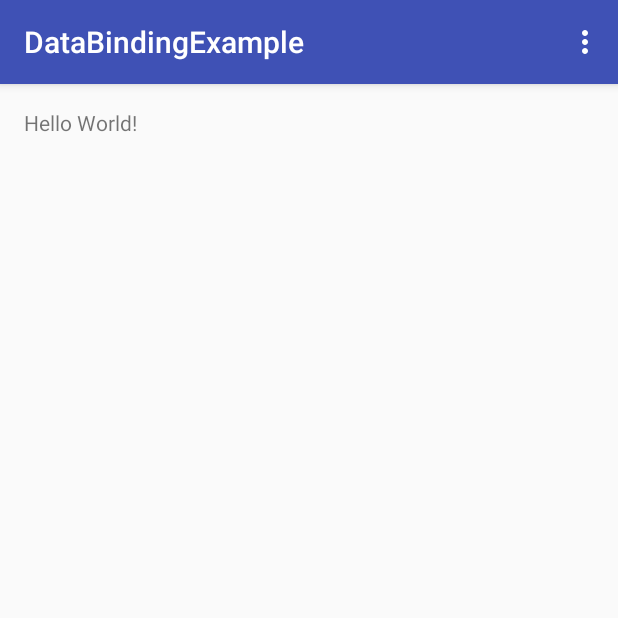
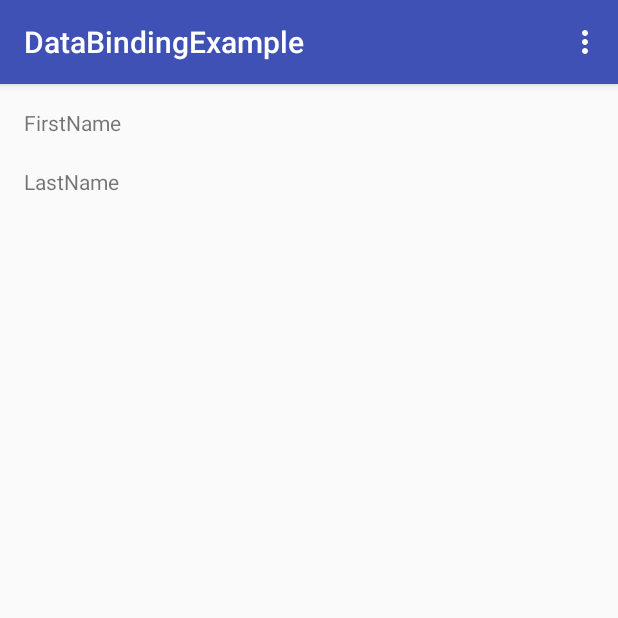
Before and after one commit to Ks89/AndroidDataBinding_Example, an Android app: the screen it shows after launch (MainActivity), on a phone screen of 412 x 824 dp, the top half of it. Run offline under Robolectric (Android 15) with nearby library versions, the phone set to English and light mode, and no system bars; our stand-ins replace data binding; 4 statements that could not run were skipped.

Commit message:
first impl of a simple example based on google documentation

```diff
--- a/app/build.gradle
+++ b/app/build.gradle
@@ -27,6 +27,8 @@ task wrapper(type: Wrapper) {
 dependencies {
     compile fileTree(dir: 'libs', include: ['*.jar'])
     testCompile 'junit:junit:4.12'
+    provided "org.projectlombok:lombok:1.16.6"
+    compile 'com.jakewharton:butterknife:7.0.1'
     compile 'com.android.support:appcompat-v7:23.0.1'
     compile 'com.android.support:design:23.0.1'
 }
--- /dev/null
+++ b/app/src/main/java/it/stefanocappa/databindingexample/Handlers.java
@@ -0,0 +1,18 @@
+package it.stefanocappa.databindingexample;
+
+import android.util.Log;
+import android.view.View;
+
+/**
+ * Created by Stefano Cappa on 24/09/15.
+ */
+public class Handlers {
+
+    public void onClickFirstName(View view) {
+        Log.d("TAG", "FirstName Clicked");
+    }
+
+    public void onClickLastName(View view) {
+        Log.d("TAG", "LastName Clicked");
+    }
+}
--- a/app/src/main/java/it/stefanocappa/databindingexample/MainActivityFragment.java
+++ b/app/src/main/java/it/stefanocappa/databindingexample/MainActivityFragment.java
@@ -1,10 +1,13 @@
 package it.stefanocappa.databindingexample;
 
+import android.databinding.DataBindingUtil;
 import android.support.v4.app.Fragment;
 import android.os.Bundle;
 import android.view.LayoutInflater;
 import android.view.View;
 import android.view.ViewGroup;
+
+import it.stefanocappa.databindingexample.databinding.FragmentMainBinding;
 
 /**
  * A placeholder fragment containing a simple view.
@@ -17,6 +20,16 @@ public class MainActivityFragment extends Fragment {
     @Override
     public View onCreateView(LayoutInflater inflater, ViewGroup container,
                              Bundle savedInstanceState) {
-        return inflater.inflate(R.layout.fragment_main, container, false);
+        View view = inflater.inflate(R.layout.fragment_main, container, false);
+
+        //FragmentMainBinding is the layout name without "-" and in Pascal Style. F....M... with at the end the word "Binding"
+        FragmentMainBinding binding = DataBindingUtil.bind(view);
+
+        boolean firstNameClicked = true;
+        User user = new User("FirstName", "LastName", firstNameClicked);
+        binding.setUser(user);
+        binding.setHandlers(new Handlers()); //that uses in the layout the isFriend variable
+
+        return view;
     }
 }
--- /dev/null
+++ b/app/src/main/java/it/stefanocappa/databindingexample/User.java
@@ -0,0 +1,40 @@
+package it.stefanocappa.databindingexample;
+
+/**
+ * Created by Stefano Cappa on 24/09/15.
+ */
+public class User {
+    private String firstName;
+    private String lastName;
+    private boolean firstNameClicked;
+
+    public User(String firstName, String lastName, boolean firstNameClicked) {
+        this.firstName = firstName;
+        this.lastName = lastName;
+        this.firstNameClicked = firstNameClicked;
+    }
+
+    public String getFirstName() {
+        return firstName;
+    }
+
+    public void setFirstName(String firstName) {
+        this.firstName = firstName;
+    }
+
+    public String getLastName() {
+        return lastName;
+    }
+
+    public void setLastName(String lastName) {
+        this.lastName = lastName;
+    }
+
+    public boolean isFirstNameClicked() {
+        return firstNameClicked;
+    }
+
+    public void setFirstNameClicked(boolean firstNameClicked) {
+        this.firstNameClicked = firstNameClicked;
+    }
+}
--- a/app/src/main/res/layout/fragment_main.xml
+++ b/app/src/main/res/layout/fragment_main.xml
@@ -1,17 +1,42 @@
-<RelativeLayout xmlns:android="http://schemas.android.com/apk/res/android"
-                xmlns:tools="http://schemas.android.com/tools"
+<layout
+    xmlns:android="http://schemas.android.com/apk/res/android"
+    xmlns:tools="http://schemas.android.com/tools">
+
+    <data>
+
+        <variable
+            name="handlers"
+            type="it.stefanocappa.databindingexample.Handlers"/>
+
+        <variable
+            name="user"
+            type="it.stefanocappa.databindingexample.User"/>
+    </data>
+
+    <RelativeLayout
         android:layout_width="match_parent"
         android:layout_height="match_parent"
+        android:paddingBottom="@dimen/activity_vertical_margin"
         android:paddingLeft="@dimen/activity_horizontal_margin"
         android:paddingRight="@dimen/activity_horizontal_margin"
         android:paddingTop="@dimen/activity_vertical_margin"
-                android:paddingBottom="@dimen/activity_vertical_margin"
-                tools:showIn="@layout/activity_main"
         tools:context=".MainActivityFragment">
 
         <TextView
-        android:text="Hello World!"
+            android:id="@+id/userTextView"
             android:layout_width="wrap_content"
-        android:layout_height="wrap_content"/>
+            android:layout_height="wrap_content"
+            android:onClick="@{user.firstNameClicked ? handlers.onClickFirstName : handlers.onClickLastName}"
+            android:text="@{user.firstName}"/>
+
+        <TextView
+            android:id="@+id/enemyTextView"
+            android:layout_width="wrap_content"
+            android:layout_height="wrap_content"
+            android:layout_below="@+id/userTextView"
+            android:layout_marginTop="20dp"
+            android:onClick="@{!user.firstNameClicked ? handlers.onClickFirstName : handlers.onClickLastName}"
+            android:text="@{user.lastName}"/>
 
     </RelativeLayout>
+</layout>
```
Lines whose indentation alone changed are shown as unchanged.
